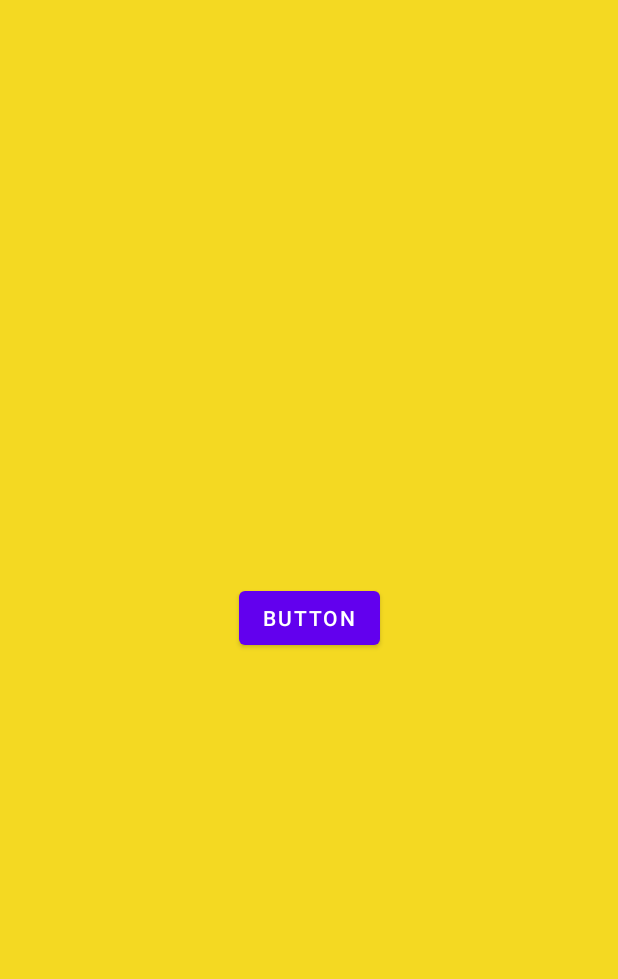
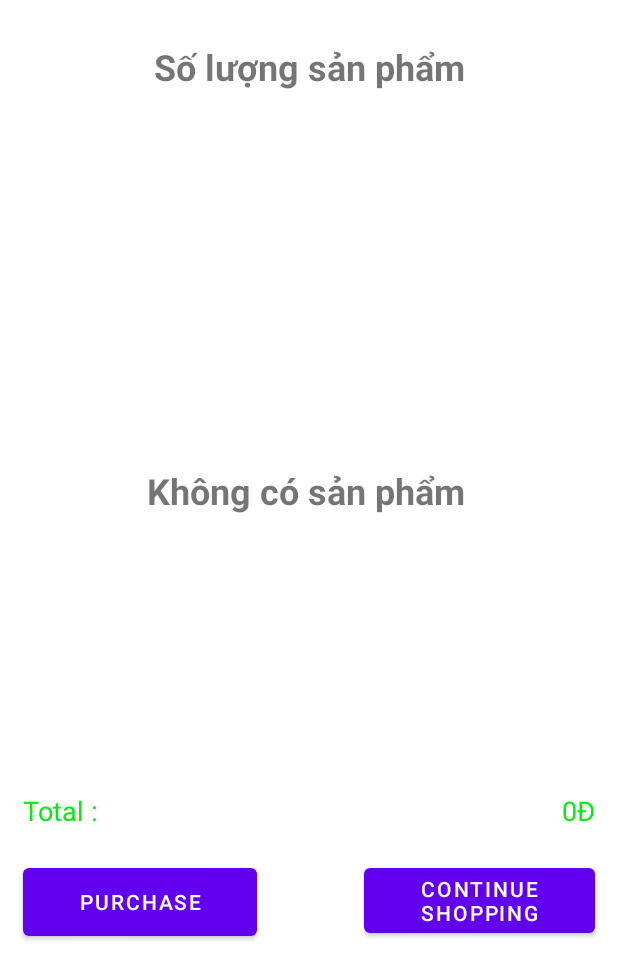
Before and after one commit to quangBoy2x/MyIherb, an Android app: the fragment TabShopping shown on its own in the app's theme, on a phone screen of 412 x 824 dp. Shown: the top 979 px of the screen. Run offline under Robolectric (Android 15) with nearby library versions, the phone set to English and light mode, and no system bars; our stand-ins replace Picasso; network calls fail; pictures from the network do not load.

Commit message:
Done Progress Cart not done Purchase Yet

```diff
--- a/app/src/main/AndroidManifest.xml
+++ b/app/src/main/AndroidManifest.xml
@@ -13,7 +13,7 @@
         android:supportsRtl="true"
         android:theme="@style/Theme.Project_Thuc_Tap"
         android:usesCleartextTraffic="true">
-        <activity android:name=".activity.DetailProduct"></activity>
+        <activity android:name=".activity.DetailProduct" />
         <activity android:name=".activity.RegisterScreen" />
         <activity android:name=".activity.LoginScreen">
             <intent-filter>
--- a/app/src/main/java/com/example/project_thuc_tap/TabList.java
+++ b/app/src/main/java/com/example/project_thuc_tap/TabList.java
@@ -1,6 +1,7 @@
 package com.example.project_thuc_tap;
 
 import android.os.Bundle;
+import android.util.Log;
 import android.view.LayoutInflater;
 import android.view.View;
 import android.view.ViewGroup;
@@ -52,12 +53,15 @@ public class TabList extends Fragment {
             mParam1 = getArguments().getString(ARG_PARAM1);
             mParam2 = getArguments().getString(ARG_PARAM2);
         }
+
     }
 
     @Override
     public View onCreateView(LayoutInflater inflater, ViewGroup container,
                              Bundle savedInstanceState) {
         // Inflate the layout for this fragment
+
         return inflater.inflate(R.layout.fragment_tab_list, container, false);
+
     }
 }
--- a/app/src/main/java/com/example/project_thuc_tap/TabShopping.java
+++ b/app/src/main/java/com/example/project_thuc_tap/TabShopping.java
@@ -6,10 +6,16 @@ import android.view.LayoutInflater;
 import android.view.View;
 import android.view.ViewGroup;
 import android.widget.Button;
+import android.widget.ListView;
+import android.widget.TextView;
 import android.widget.Toast;
 
 import androidx.fragment.app.Fragment;
 import androidx.fragment.app.FragmentActivity;
+
+import com.example.project_thuc_tap.adapter.CartAdapter;
+
+import java.text.DecimalFormat;
 
 /**
  * A simple {@link Fragment} subclass.
@@ -22,7 +28,10 @@ public class TabShopping extends Fragment {
     // the fragment initialization parameters, e.g. ARG_ITEM_NUMBER
     private static final String ARG_PARAM1 = "param1";
     private static final String ARG_PARAM2 = "param2";
-    Button btnTest;
+    Button btnPurchase, btnContinueShopping;
+    TextView tvDefaultIfNull, tvTotalPrice, tvTotalProducts;
+    ListView lvProducts;
+    CartAdapter adapter;
 
     // TODO: Rename and change types of parameters
     private String mParam1;
@@ -67,11 +76,39 @@ public class TabShopping extends Fragment {
         // Inflate the layout for this fragment
 
         View v = inflater.inflate(R.layout.fragment_tab_shopping, container, false);
-        btnTest = (Button) v.findViewById(R.id.btnTest);
-        btnTest.setOnClickListener(v1 -> {
-            Log.d("current", TabHome.carts.toString());
-        });
+        //Map
+        btnContinueShopping = (Button) v.findViewById(R.id.btnContinue);
+        btnPurchase = (Button) v.findViewById(R.id.btnPurchase);
+        tvDefaultIfNull = (TextView) v.findViewById(R.id.tvDefaultIfNull);
+        tvTotalPrice = (TextView) v.findViewById(R.id.tvTotalPrice);
+        tvTotalProducts = (TextView) v.findViewById(R.id.tvTotalProducts);
+        lvProducts = (ListView) v.findViewById(R.id.lvProducts) ;
+        adapter = new CartAdapter(getActivity(), TabHome.carts);
+        lvProducts.setAdapter(adapter);
+        CheckData();
+        EvenUlties();
 
         return v;
     }
+
+    private void EvenUlties() {
+        long totalPrice = 0;
+        for(int i = 0; i <TabHome.carts.size();i++){
+            totalPrice += TabHome.carts.get(i).getGiasp();
+        }
+        DecimalFormat del = new DecimalFormat("###,###,###");
+        tvTotalPrice.setText(del.format(totalPrice) + "Đ");
+    }
+
+    private void CheckData() {
+        if(TabHome.carts.size() <=0){
+//            adapter.notifyDataSetChanged();
+            tvDefaultIfNull.setVisibility(View.VISIBLE);
+            lvProducts.setVisibility(View.INVISIBLE);
+        }else {
+//            adapter.notifyDataSetChanged();
+            tvDefaultIfNull.setVisibility(View.INVISIBLE);
+            lvProducts.setVisibility(View.VISIBLE);
+        }
+    }
 }
--- a/app/src/main/java/com/example/project_thuc_tap/adapter/ProductAdapter.java
+++ b/app/src/main/java/com/example/project_thuc_tap/adapter/ProductAdapter.java
@@ -19,6 +19,8 @@ import com.squareup.picasso.Picasso;
 
 import java.text.DecimalFormat;
 import java.util.ArrayList;
+
+//Adapter cho RecyclerView
 
 public class ProductAdapter extends RecyclerView.Adapter<ProductAdapter.ItemHolder> {
 
--- a/app/src/main/res/layout/fragment_tab_shopping.xml
+++ b/app/src/main/res/layout/fragment_tab_shopping.xml
@@ -4,18 +4,87 @@
     xmlns:tools="http://schemas.android.com/tools"
     android:layout_width="match_parent"
     android:layout_height="match_parent"
-    android:background="@color/yellow"
-    tools:context=".TabHome">
+    tools:context=".activity.CartActivity">
 
-    <!-- TODO: Update blank fragment layout -->
+    <TextView
+        android:id="@+id/tvTotalProducts"
+        android:layout_width="wrap_content"
+        android:layout_height="wrap_content"
+        android:layout_marginTop="28dp"
+        android:text="Số lượng sản phẩm"
+        android:textSize="24sp"
+        android:textStyle="bold"
+        app:layout_constraintEnd_toEndOf="parent"
+        app:layout_constraintHorizontal_bias="0.502"
+        app:layout_constraintStart_toStartOf="parent"
+        app:layout_constraintTop_toTopOf="parent" />
+
+    <TextView
+        android:id="@+id/tvDefaultIfNull"
+        android:layout_width="wrap_content"
+        android:layout_height="wrap_content"
+        android:layout_marginTop="250dp"
+        android:text="Không có sản phẩm"
+        android:textSize="24sp"
+        android:textStyle="bold"
+        app:layout_constraintEnd_toEndOf="parent"
+        app:layout_constraintHorizontal_bias="0.489"
+        app:layout_constraintStart_toStartOf="parent"
+        app:layout_constraintTop_toBottomOf="@+id/tvTotalProducts" />
+
+    <ListView
+        android:id="@+id/lvProducts"
+        android:layout_width="match_parent"
+        android:layout_height="420dp"
+        android:layout_marginTop="32dp"
+        app:layout_constraintEnd_toEndOf="parent"
+        app:layout_constraintStart_toStartOf="parent"
+        app:layout_constraintTop_toBottomOf="@+id/tvTotalProducts" />
+
+    <TextView
+        android:id="@+id/Total"
+        android:layout_width="wrap_content"
+        android:layout_height="wrap_content"
+        android:layout_marginStart="15dp"
+        android:layout_marginTop="15dp"
+        android:text="Total :"
+        android:textColor="#09EA14"
+        android:textSize="18sp"
+        app:layout_constraintStart_toStartOf="parent"
+        app:layout_constraintTop_toBottomOf="@+id/lvProducts" />
+
+    <TextView
+        android:id="@+id/tvTotalPrice"
+        android:layout_width="wrap_content"
+        android:layout_height="wrap_content"
+        android:layout_marginTop="15dp"
+        android:layout_marginEnd="15dp"
+        android:text="Giá Trị"
+        android:textColor="#09EA14"
+        android:textSize="18sp"
+        app:layout_constraintEnd_toEndOf="parent"
+        app:layout_constraintTop_toBottomOf="@+id/lvProducts" />
 
     <Button
-        android:id="@+id/btnTest"
-        android:layout_width="wrap_content"
+        android:id="@+id/btnPurchase"
+        android:layout_width="156dp"
+        android:layout_height="57dp"
+        android:layout_marginStart="15dp"
+        android:layout_marginTop="20dp"
+        android:text="Purchase"
+        android:textColor="#FFFFFF"
+        app:layout_constraintStart_toStartOf="parent"
+        app:layout_constraintTop_toBottomOf="@+id/Total" />
+
+    <Button
+        android:id="@+id/btnContinue"
+        android:layout_width="154dp"
         android:layout_height="wrap_content"
-        android:text="Button"
-        app:layout_constraintBottom_toBottomOf="parent"
+        android:layout_marginTop="20dp"
+        android:layout_marginEnd="15dp"
+        android:text="Continue Shopping"
+        android:textColor="#FFFFFF"
         app:layout_constraintEnd_toEndOf="parent"
-        app:layout_constraintStart_toStartOf="parent"
-        app:layout_constraintTop_toTopOf="parent" />
+        app:layout_constraintTop_toBottomOf="@+id/tvTotalPrice" />
+
 </androidx.constraintlayout.widget.ConstraintLayout>
```
Also changed, not shown: app/src/main/java/com/example/project_thuc_tap/adapter/CartAdapter.java (added, +82 -0 lines), app/src/main/res/layout/line_cart.xml (added, +90 -0 lines).
